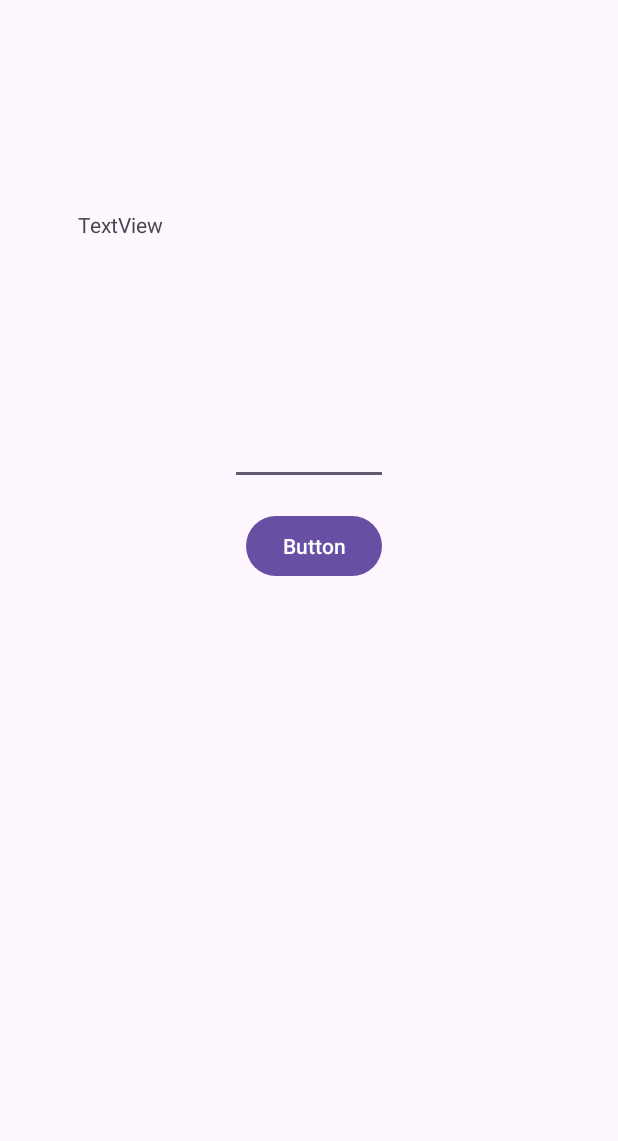
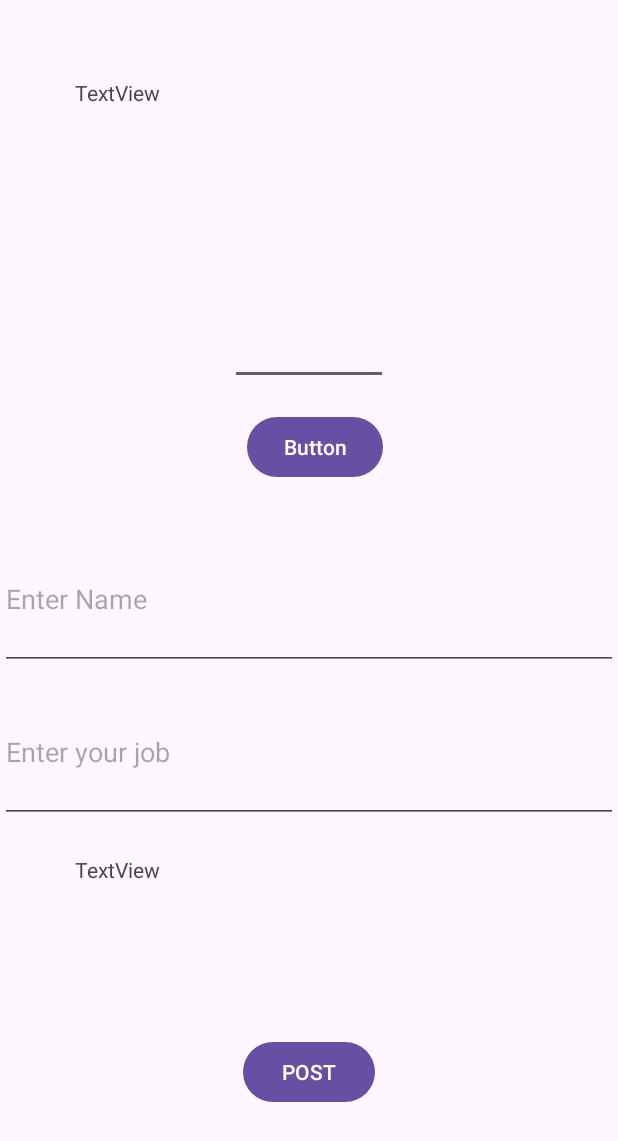
Before and after one commit to Alex-Choi0/android_excercise_api_request, an Android app: the screen it shows after launch (MainActivity), on a phone screen of 412 x 824 dp. Shown: the top 1141 px of the screen. Run offline under Robolectric (Android 15) with nearby library versions, the phone set to English and light mode, and no system bars.

Commit message:
request post

```diff
--- a/app/src/main/java/com/example/restapi_test/MainActivity.java
+++ b/app/src/main/java/com/example/restapi_test/MainActivity.java
@@ -13,7 +13,9 @@ import retrofit2.Callback;
 import retrofit2.Response;
 import retrofit2.Retrofit;
 import retrofit2.converter.gson.GsonConverterFactory;
+import retrofit2.http.Body;
 import retrofit2.http.GET;
+import retrofit2.http.POST;
 import retrofit2.http.Path;
 
 
@@ -37,17 +39,37 @@ public class MainActivity extends AppCompatActivity {
         // 변수 uid는 @GET요청의 {uid}와 연결하기 위해서 앞단에 @Path("uid")를 추가하여 요청시 해당 uid값이 바르게 입력되도록 한다.
         Call<UserSingleData> getOneUser(@Path("uid") int uid);
 
+        // Post요청을 주는 주소는 /api/users
+        @POST("/api/users")
+        Call<UserGetOneRecord> postOneUser(@Body UserInsertOneRecord users);
+
     }
+
+    Button sendPostRequestBtn;
+    EditText inputUserName;
+    EditText inputUserJob;
+    TextView responseDataPost;
+
+    // API의 POST요청후 응답받을 값을 저의
+    UserGetOneRecord requestInsertUser;
+    UserInsertOneRecord createOneUserRecord;
+
 
     @Override
     protected void onCreate(Bundle savedInstanceState) {
         super.onCreate(savedInstanceState);
         setContentView(R.layout.activity_main);
 
-        // activity_main.xml의 View와 Java를 연결한다.
+        // activity_main.xml의 View와 Java를 연결한다.(GET 부분)
         sendGetRequestBtn = findViewById(R.id.button);
         responseData = findViewById(R.id.textView);
         inputUserId = findViewById(R.id.editTextNumber);
+
+        // activity_main.xml의 View와 Java를 연결합니다(POST 부분)
+        sendPostRequestBtn = findViewById(R.id.button2);
+        inputUserName = findViewById(R.id.editTextName);
+        inputUserJob = findViewById(R.id.editTextJob);
+        responseDataPost = findViewById(R.id.textViewJob);
 
         Retrofit retrofit = new Retrofit.Builder()
                 .baseUrl("https://reqres.in") // Base URL을 입력한다.
@@ -76,5 +98,38 @@ public class MainActivity extends AppCompatActivity {
                 });
             }
         });
+
+
+        sendPostRequestBtn.setOnClickListener(new View.OnClickListener() {
+            @Override
+            public void onClick(View v) {
+                createOneUserRecord = new UserInsertOneRecord(); // 서버에 보낼 요청값을 생성합니다.
+                createOneUserRecord.setName(inputUserName.getText().toString()); // name값을 입력합니다.
+                createOneUserRecord.setJob(inputUserJob.getText().toString()); // job값을 입력합니다.
+
+                // 해당 createOneUserRecord데이터를 서버쪽으로 요청합니다.
+                requestUser.postOneUser(createOneUserRecord).enqueue(new Callback<UserGetOneRecord>() {
+                    @Override
+                    public void onResponse(Call<UserGetOneRecord> call, Response<UserGetOneRecord> response) {
+                        // 정상적으로 응답이 올경우 아래와 같이 TextView에 표시합니다.
+                        responseDataPost.setText(
+                                "id : " + response.body().getId() + "\n"
+                                + "name : " + response.body().getName() + "\n"
+                                + "job : " + response.body().getJob() + "\n"
+                                + "createdAt : " + response.body().getCreatedAt() + "\n"
+
+                        );
+                    }
+
+                    @Override
+                    public void onFailure(Call<UserGetOneRecord> call, Throwable t) {
+                        responseData.setText(t.getMessage());
+
+                    }
+                });
+
+            }
+        });
+
     }
 }
--- a/app/src/main/res/layout/activity_main.xml
+++ b/app/src/main/res/layout/activity_main.xml
@@ -7,36 +7,91 @@
     tools:context=".MainActivity">
 
     <!-- 버튼을 누를시 API(GET)요청을 보낸다-->
+
+    <!--서버에서 응답반은 데이터를 표시한다.-->
+
+    <!--조회할 유저 ID값을 입력한다.-->
+    <TextView
+        android:id="@+id/textView"
+        android:layout_width="0dp"
+        android:layout_height="0dp"
+        android:layout_marginStart="50dp"
+        android:layout_marginTop="52dp"
+        android:layout_marginEnd="50dp"
+        android:layout_marginBottom="16dp"
+        android:text="TextView"
+        app:layout_constraintBottom_toTopOf="@+id/editTextNumber"
+        app:layout_constraintEnd_toEndOf="parent"
+        app:layout_constraintStart_toStartOf="parent"
+        app:layout_constraintTop_toTopOf="parent" />
+
     <Button
         android:id="@+id/button"
         android:layout_width="wrap_content"
         android:layout_height="wrap_content"
-        android:layout_marginStart="164dp"
-        android:layout_marginTop="340dp"
+        android:layout_marginEnd="3dp"
+        android:layout_marginBottom="30dp"
         android:text="Button"
-        app:layout_constraintStart_toStartOf="parent"
-        app:layout_constraintTop_toTopOf="parent" />
+        app:layout_constraintBottom_toTopOf="@+id/editTextName"
+        app:layout_constraintEnd_toEndOf="@+id/editTextNumber"
+        app:layout_constraintTop_toBottomOf="@+id/editTextNumber" />
 
-    <!--서버에서 응답반은 데이터를 표시한다.-->
-    <TextView
-        android:id="@+id/textView"
-        android:layout_width="309dp"
-        android:layout_height="124dp"
-        android:layout_marginStart="52dp"
-        android:layout_marginTop="140dp"
-        android:text="TextView"
-        app:layout_constraintStart_toStartOf="parent"
-        app:layout_constraintTop_toTopOf="parent" />
-
-    <!--조회할 유저 ID값을 입력한다.-->
     <EditText
         android:id="@+id/editTextNumber"
         android:layout_width="105dp"
-        android:layout_height="43dp"
-        android:layout_marginStart="153dp"
-        android:layout_marginTop="280dp"
+        android:layout_height="0dp"
+        android:layout_marginBottom="17dp"
         android:ems="10"
         android:inputType="number"
+        app:layout_constraintBottom_toTopOf="@+id/button"
+        app:layout_constraintEnd_toEndOf="parent"
         app:layout_constraintStart_toStartOf="parent"
-        app:layout_constraintTop_toTopOf="parent" />
+        app:layout_constraintTop_toBottomOf="@+id/textView" />
+
+    <EditText
+        android:id="@+id/editTextName"
+        android:layout_width="0dp"
+        android:layout_height="0dp"
+        android:layout_marginBottom="8dp"
+        android:hint="Enter Name"
+        app:layout_constraintBottom_toTopOf="@+id/editTextJob"
+        app:layout_constraintEnd_toEndOf="parent"
+        app:layout_constraintStart_toStartOf="parent"
+        app:layout_constraintTop_toBottomOf="@+id/button" />
+
+    <EditText
+        android:id="@+id/editTextJob"
+        android:layout_width="0dp"
+        android:layout_height="0dp"
+        android:layout_marginBottom="21dp"
+        android:hint="Enter your job"
+        app:layout_constraintBottom_toTopOf="@+id/textViewJob"
+        app:layout_constraintEnd_toEndOf="parent"
+        app:layout_constraintStart_toStartOf="parent"
+        app:layout_constraintTop_toBottomOf="@+id/editTextName" />
+
+    <Button
+        android:id="@+id/button2"
+        android:layout_width="wrap_content"
+        android:layout_height="wrap_content"
+        android:layout_marginBottom="85dp"
+        android:text="POST"
+        app:layout_constraintBottom_toBottomOf="parent"
+        app:layout_constraintEnd_toEndOf="parent"
+        app:layout_constraintStart_toStartOf="parent"
+        app:layout_constraintTop_toBottomOf="@+id/textViewJob" />
+
+    <TextView
+        android:id="@+id/textViewJob"
+        android:layout_width="0dp"
+        android:layout_height="0dp"
+        android:layout_marginStart="50dp"
+        android:layout_marginEnd="50dp"
+        android:layout_marginBottom="26dp"
+        android:text="TextView"
+        app:layout_constraintBottom_toTopOf="@+id/button2"
+        app:layout_constraintEnd_toEndOf="parent"
+        app:layout_constraintStart_toStartOf="parent"
+        app:layout_constraintTop_toBottomOf="@+id/editTextJob" />
+
 </androidx.constraintlayout.widget.ConstraintLayout>
```
Also changed, not shown: app/src/main/java/com/example/restapi_test/UserGetOneRecord.java (added, +49 -0 lines), app/src/main/java/com/example/restapi_test/UserInsertOneRecord.java (added, +28 -0 lines).
